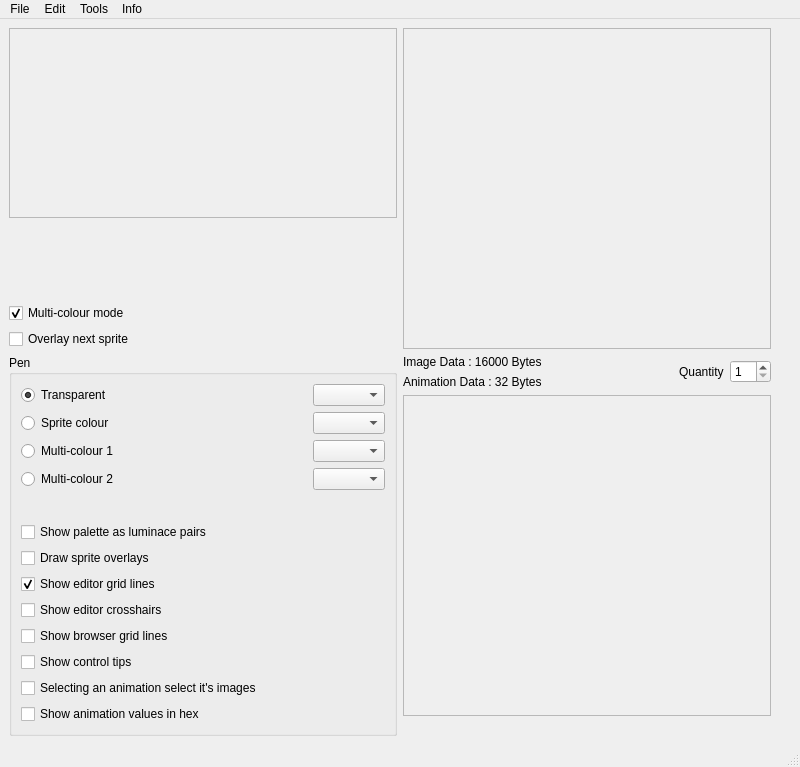
Old version of the form mainwindow.ui in the repository jowin202/OpenSprite.
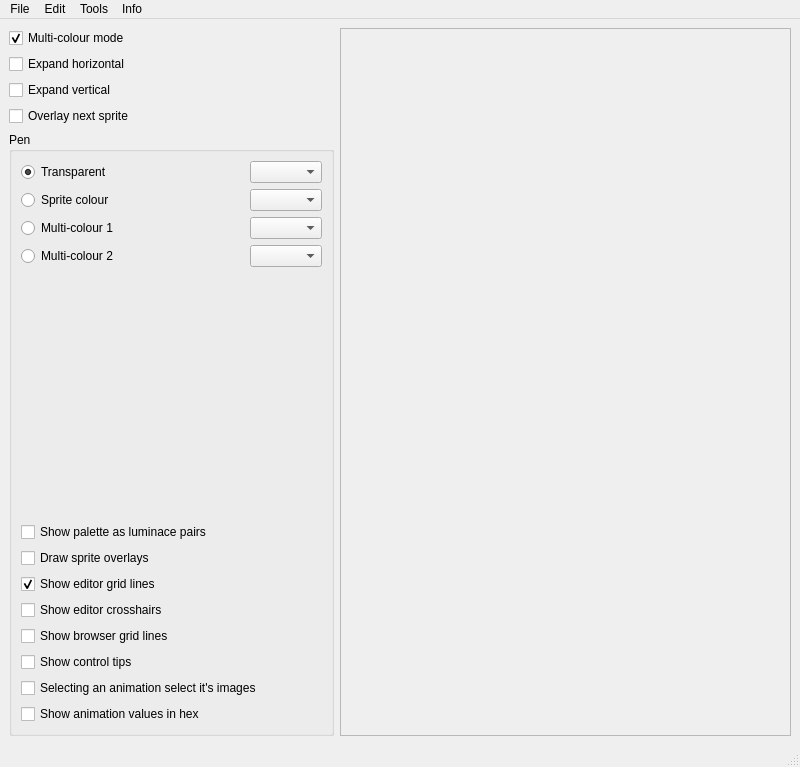
New version of the form. Custom widgets are drawn as their Qt base class.

The edit to the form file:
```diff
--- a/mainwindow.ui
+++ b/mainwindow.ui
@@ -17,78 +17,7 @@
    <layout class="QGridLayout" name="gridLayout_6">
     <item row="0" column="0">
      <layout class="QGridLayout" name="gridLayout_3">
-      <item row="3" column="0">
-       <widget class="QCheckBox" name="checkBox_2">
-        <property name="text">
-         <string>Overlay next sprite</string>
-        </property>
-       </widget>
-      </item>
-      <item row="0" column="0">
-       <widget class="QScrollArea" name="scrollArea_3">
-        <property name="minimumSize">
-         <size>
-          <width>0</width>
-          <height>190</height>
-         </size>
-        </property>
-        <property name="widgetResizable">
-         <bool>true</bool>
-        </property>
-        <widget class="QWidget" name="scrollAreaWidgetContents_3">
-         <property name="geometry">
-          <rect>
-           <x>0</x>
-           <y>0</y>
-           <width>385</width>
-           <height>186</height>
-          </rect>
-         </property>
-         <layout class="QGridLayout" name="gridLayout_8">
-          <property name="spacing">
-           <number>0</number>
-          </property>
-          <item row="0" column="0">
-           <widget class="Editor" name="label_editor">
-            <property name="mouseTracking">
-             <bool>true</bool>
-            </property>
-            <property name="text">
-             <string/>
-            </property>
-           </widget>
-          </item>
-          <item row="1" column="0">
-           <spacer name="verticalSpacer_4">
-            <property name="orientation">
-             <enum>Qt::Vertical</enum>
-            </property>
-            <property name="sizeHint" stdset="0">
-             <size>
-              <width>20</width>
-              <height>40</height>
-             </size>
-            </property>
-           </spacer>
-          </item>
-          <item row="0" column="1">
-           <spacer name="horizontalSpacer_4">
-            <property name="orientation">
-             <enum>Qt::Horizontal</enum>
-            </property>
-            <property name="sizeHint" stdset="0">
-             <size>
-              <width>40</width>
-              <height>20</height>
-             </size>
-            </property>
-           </spacer>
-          </item>
-         </layout>
-        </widget>
-       </widget>
-      </item>
-      <item row="4" column="0">
+      <item row="5" column="0">
        <widget class="QGroupBox" name="groupBox">
         <property name="title">
          <string>Pen</string>
@@ -246,7 +175,14 @@
         </layout>
        </widget>
       </item>
-      <item row="2" column="0">
+      <item row="4" column="0">
+       <widget class="QCheckBox" name="checkBox_2">
+        <property name="text">
+         <string>Overlay next sprite</string>
+        </property>
+       </widget>
+      </item>
+      <item row="1" column="0">
        <widget class="QCheckBox" name="checkbox_multicolor">
         <property name="text">
          <string>Multi-colour mode</string>
@@ -256,137 +192,83 @@
         </property>
        </widget>
       </item>
-      <item row="1" column="0">
-       <spacer name="verticalSpacer_3">
-        <property name="orientation">
-         <enum>Qt::Vertical</enum>
+      <item row="2" column="0">
+       <widget class="QCheckBox" name="checkBox_expand_x">
+        <property name="text">
+         <string>Expand horizontal</string>
         </property>
-        <property name="sizeHint" stdset="0">
-         <size>
-          <width>20</width>
-          <height>40</height>
-         </size>
+       </widget>
+      </item>
+      <item row="3" column="0">
+       <widget class="QCheckBox" name="checkBox_expand_y">
+        <property name="text">
+         <string>Expand vertical</string>
         </property>
-       </spacer>
+       </widget>
       </item>
      </layout>
     </item>
     <item row="0" column="1">
      <layout class="QGridLayout" name="gridLayout_4">
-      <item row="4" column="3">
-       <spacer name="verticalSpacer_2">
-        <property name="orientation">
-         <enum>Qt::Vertical</enum>
-        </property>
-        <property name="sizeHint" stdset="0">
+      <item row="0" column="0">
+       <widget class="QScrollArea" name="scrollArea_3">
+        <property name="minimumSize">
          <size>
-          <width>20</width>
-          <height>40</height>
+          <width>0</width>
+          <height>190</height>
          </size>
         </property>
-       </spacer>
-      </item>
-      <item row="5" column="0">
-       <spacer name="horizontalSpacer">
-        <property name="orientation">
-         <enum>Qt::Horizontal</enum>
-        </property>
-        <property name="sizeHint" stdset="0">
-         <size>
-          <width>40</width>
-          <height>20</height>
-         </size>
-        </property>
-       </spacer>
-      </item>
-      <item row="0" column="0" colspan="3">
-       <widget class="QScrollArea" name="scrollArea">
         <property name="widgetResizable">
          <bool>true</bool>
         </property>
-        <widget class="QWidget" name="scrollAreaWidgetContents">
+        <widget class="QWidget" name="scrollAreaWidgetContents_3">
          <property name="geometry">
           <rect>
            <x>0</x>
            <y>0</y>
-           <width>359</width>
-           <height>303</height>
+           <width>412</width>
+           <height>696</height>
           </rect>
          </property>
-         <layout class="QGridLayout" name="gridLayout_5">
+         <layout class="QGridLayout" name="gridLayout_8">
+          <property name="spacing">
+           <number>0</number>
+          </property>
           <item row="0" column="0">
-           <widget class="QLabel" name="label_viewer">
+           <widget class="Editor" name="label_editor">
+            <property name="mouseTracking">
+             <bool>true</bool>
+            </property>
             <property name="text">
              <string/>
             </property>
            </widget>
           </item>
-         </layout>
-        </widget>
-       </widget>
-      </item>
-      <item row="1" column="1" rowspan="2">
-       <widget class="QLabel" name="label_9">
-        <property name="text">
-         <string>Quantity</string>
-        </property>
-       </widget>
-      </item>
-      <item row="1" column="0">
-       <widget class="QLabel" name="label_7">
-        <property name="text">
-         <string>Image Data : 16000 Bytes</string>
-        </property>
-       </widget>
-      </item>
-      <item row="2" column="0">
-       <widget class="QLabel" name="label_8">
-        <property name="text">
-         <string>Animation Data : 32 Bytes</string>
-        </property>
-       </widget>
-      </item>
-      <item row="1" column="2" rowspan="2">
-       <widget class="QSpinBox" name="spinBox">
-        <property name="minimum">
-         <number>1</number>
-        </property>
-       </widget>
-      </item>
-      <item row="0" column="3">
-       <spacer name="verticalSpacer">
-        <property name="orientation">
-         <enum>Qt::Vertical</enum>
-        </property>
-        <property name="sizeHint" stdset="0">
-         <size>
-          <width>20</width>
-          <height>40</height>
-         </size>
-        </property>
-       </spacer>
-      </item>
-      <item row="3" column="0" rowspan="2" colspan="3">
-       <widget class="QScrollArea" name="scrollArea_2">
-        <property name="widgetResizable">
-         <bool>true</bool>
-        </property>
-        <widget class="QWidget" name="scrollAreaWidgetContents_2">
-         <property name="geometry">
-          <rect>
-           <x>0</x>
-           <y>0</y>
-           <width>359</width>
-           <height>309</height>
-          </rect>
-         </property>
-         <layout class="QGridLayout" name="gridLayout_7">
-          <item row="0" column="0">
-           <widget class="QLabel" name="label_animation">
-            <property name="text">
-             <string/>
+          <item row="1" column="0">
+           <spacer name="verticalSpacer_4">
+            <property name="orientation">
+             <enum>Qt::Vertical</enum>
             </property>
-           </widget>
+            <property name="sizeHint" stdset="0">
+             <size>
+              <width>20</width>
+              <height>40</height>
+             </size>
+            </property>
+           </spacer>
+          </item>
+          <item row="0" column="1">
+           <spacer name="horizontalSpacer_4">
+            <property name="orientation">
+             <enum>Qt::Horizontal</enum>
+            </property>
+            <property name="sizeHint" stdset="0">
+             <size>
+              <width>40</width>
+              <height>20</height>
+             </size>
+            </property>
+           </spacer>
           </item>
          </layout>
         </widget>
```
